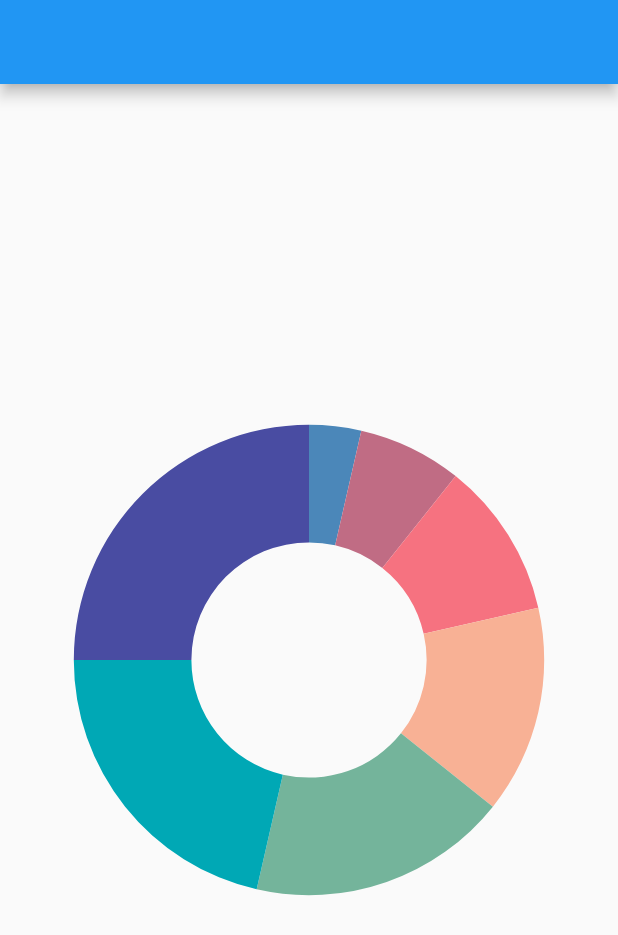
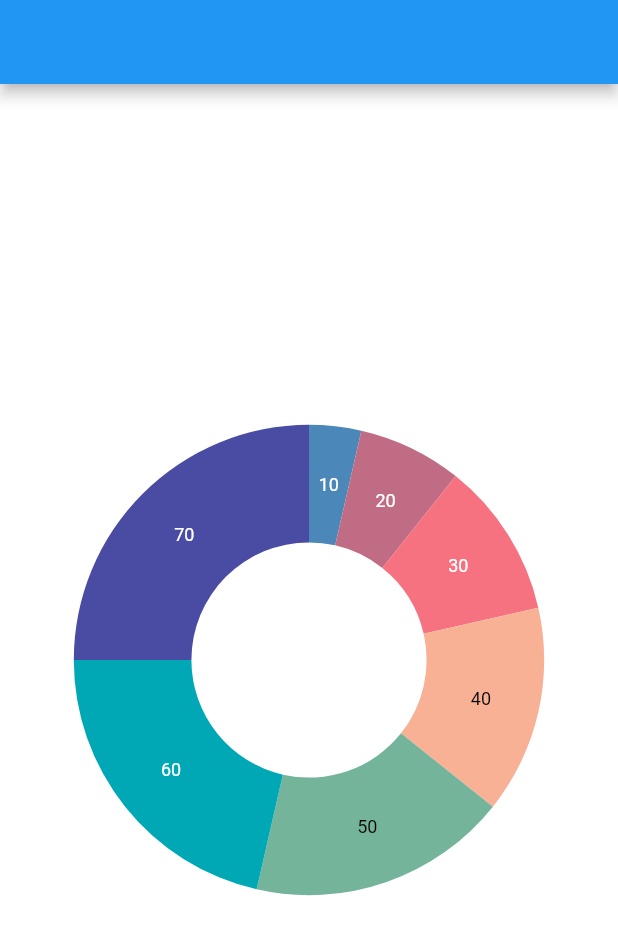
Before and after one commit to Yuvaraj-Gajaraj/flutter_chart_doughnut_annotation, a Flutter app: the screen it shows after launch, on a phone screen of 412 x 824 dp. Shown: the top 935 px of the screen. Run offline on Flutter 3.47's test engine with Material 2 defaults, Android fonts, the phone set to English and light mode, and no system bars; our stand-ins replace syncfusion_flutter_charts.

Commit message:
Addressed the review changes.

```diff
--- a/lib/main.dart
+++ b/lib/main.dart
@@ -44,9 +44,10 @@ class _ChartAppState extends State<ChartApp> {
   @override
   Widget build(BuildContext context) {
     return Scaffold(
+        backgroundColor: Colors.white,
         appBar: AppBar(),
-        body:
-        SfCircularChart(
+        body: SfCircularChart(
+          backgroundColor: Colors.white,
           annotations: [
             CircularChartAnnotation(
                 widget: Text(
@@ -58,12 +59,12 @@ class _ChartAppState extends State<ChartApp> {
             DoughnutSeries(
                 onPointTap: (pointInteractionDetails) {
                   pointValue = pointInteractionDetails
-                          .dataPoints![pointInteractionDetails.pointIndex!].y
-                          .toString() +
-                      '%';
+                      .dataPoints![pointInteractionDetails.pointIndex!].y
+                      .toString();
                   setState(() {});
                 },
                 dataSource: chartData,
+                dataLabelSettings: const DataLabelSettings(isVisible: true),
                 xValueMapper: (SeriesData data, _) => data.x,
                 yValueMapper: (SeriesData data, _) => data.y)
           ],
```
